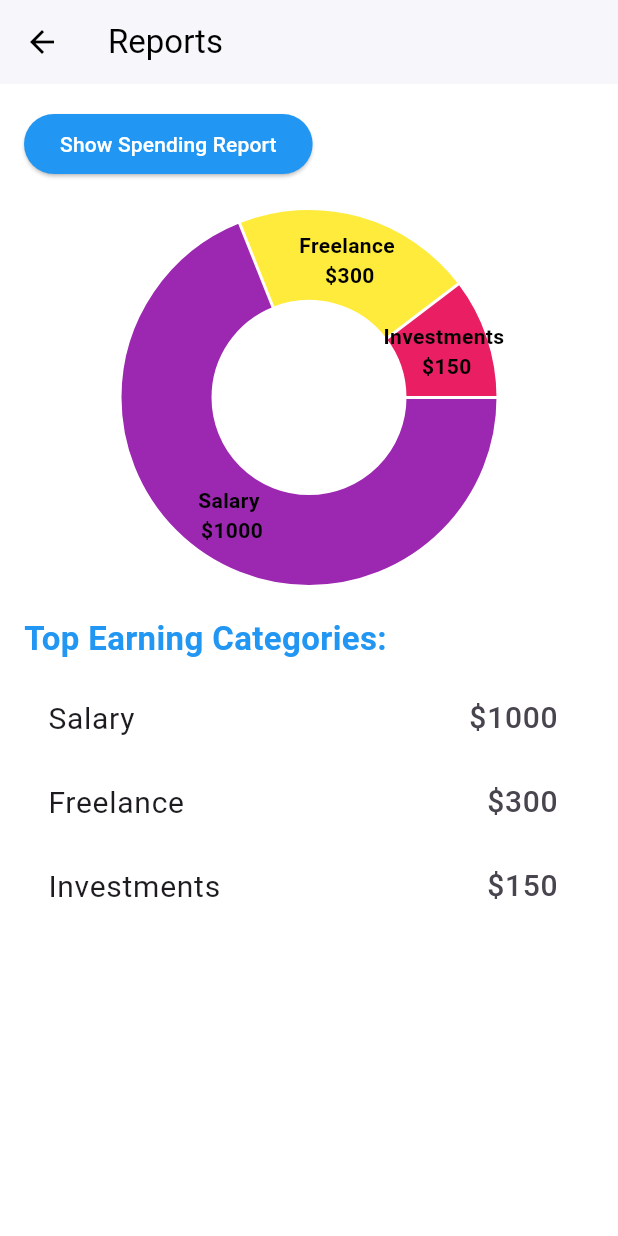
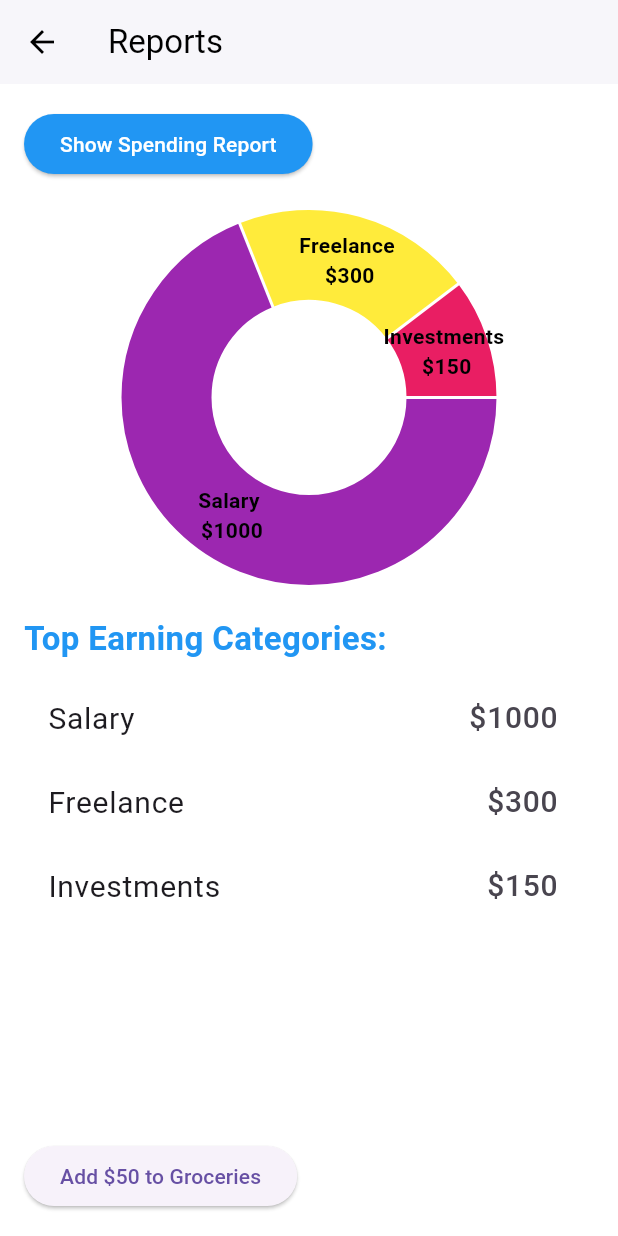
Before and after one commit to DannyM125/budgeting_app, a Flutter app: the ReportsPage screen opened directly, after a tap on "Show Income Report", on a phone screen of 412 x 824 dp. Run offline on Flutter 3.47's test engine with Material 3 defaults, Android fonts, the phone set to English and light mode, and no system bars; drawn by our look-alikes of fl_chart; our stand-ins replace shared_preferences; accounts and stored records are empty.

Commit message:
json stuff

```diff
--- a/lib/reports_page.dart
+++ b/lib/reports_page.dart
@@ -1,7 +1,9 @@
 import 'package:flutter/material.dart';
 import 'package:fl_chart/fl_chart.dart';
+import 'package:shared_preferences/shared_preferences.dart';
+import 'dart:convert';
+
 import 'utils/color_utils.dart';
-
 
 class ReportsPage extends StatefulWidget {
   const ReportsPage({super.key});
@@ -11,20 +13,71 @@ class ReportsPage extends StatefulWidget {
 }
 
 class _ReportsPageState extends State<ReportsPage> {
-  final List<Map<String, dynamic>> spendingCategories = [
+  List<Map<String, dynamic>> spendingCategories = [];
+  List<Map<String, dynamic>> incomeCategories = [];
+  bool showSpending = true;
+
+  @override
+  void initState() {
+    super.initState();
+    _loadData();
+  }
+
+  @override
+  void dispose() {
+    _saveData();
+    super.dispose();
+  }
+
+  // Load data from SharedPreferences
+  Future<void> _loadData() async {
+    final prefs = await SharedPreferences.getInstance();
+    setState(() {
+      spendingCategories = _getStoredList(prefs, 'spendingCategories', [
         {'category': 'Food', 'amount': 120},
         {'category': 'Transportation', 'amount': 60},
         {'category': 'Entertainment', 'amount': 80},
         {'category': 'Bills', 'amount': 200},
-  ];//TODO MEGH JSON STUFF
-
-  final List<Map<String, dynamic>> incomeCategories = [
+      ]);
+      incomeCategories = _getStoredList(prefs, 'incomeCategories', [
         {'category': 'Salary', 'amount': 1000},
         {'category': 'Freelance', 'amount': 300},
         {'category': 'Investments', 'amount': 150},
-  ];//TODO MEGH JSON STUFF
+      ]);
+    });
+  }
 
-  bool showSpending = true;
+  // Save data to SharedPreferences
+  Future<void> _saveData() async {
+    final prefs = await SharedPreferences.getInstance();
+    await prefs.setString('spendingCategories', jsonEncode(spendingCategories));
+    await prefs.setString('incomeCategories', jsonEncode(incomeCategories));
+  }
+
+  // Get stored list from SharedPreferences or default value
+  List<Map<String, dynamic>> _getStoredList(SharedPreferences prefs, String key, List<Map<String, dynamic>> defaultList) {
+    final String? jsonString = prefs.getString(key);
+    if (jsonString != null) {
+      return List<Map<String, dynamic>>.from(jsonDecode(jsonString));
+    }
+    return defaultList;
+  }
+
+  // Update a category by adding a new expense or income
+  void _updateCategory(String type, String categoryName, int amount) {
+    setState(() {
+      List<Map<String, dynamic>> categories = type == 'spending' ? spendingCategories : incomeCategories;
+      int index = categories.indexWhere((category) => category['category'] == categoryName);
+
+      if (index != -1) {
+        categories[index]['amount'] += amount;
+      } else {
+        categories.add({'category': categoryName, 'amount': amount});
+      }
+    });
+
+    _saveData(); // Save immediately after update
+  }
 
   @override
   Widget build(BuildContext context) {
@@ -83,6 +136,13 @@ class _ReportsPageState extends State<ReportsPage> {
                 },
               ),
             ),
+            const SizedBox(height: 20),
+            ElevatedButton(
+              onPressed: () {
+                _updateCategory('spending', 'Groceries', 50);
+              },
+              child: const Text("Add \$50 to Groceries"),
+            ),
           ],
         ),
       ),
@@ -103,7 +163,7 @@ class _ReportsPageState extends State<ReportsPage> {
         .toList();
   }
 
-  Color _getCategoryColor(String category) { //TODO MEGH JSON STUFF
+  Color _getCategoryColor(String category) {
     switch (category) {
       case 'Food':
         return Colors.orange;
@@ -119,6 +179,8 @@ class _ReportsPageState extends State<ReportsPage> {
         return Colors.yellow;
       case 'Investments':
         return Colors.pink;
+      case 'Groceries':
+        return Colors.brown;
       default:
         return Colors.grey;
     }
--- a/pubspec.yaml
+++ b/pubspec.yaml
@@ -37,6 +37,8 @@ dependencies:
   # The following adds the Cupertino Icons font to your application.
   # Use with the CupertinoIcons class for iOS style icons.
   cupertino_icons: ^1.0.6
+  path_provider: ^2.1.5
+  shared_preferences: ^2.3.3
 
 dev_dependencies:
   flutter_test:
```
Also changed, not shown: pubspec.lock, 1 other file. Lines whose indentation alone changed are shown as unchanged.
